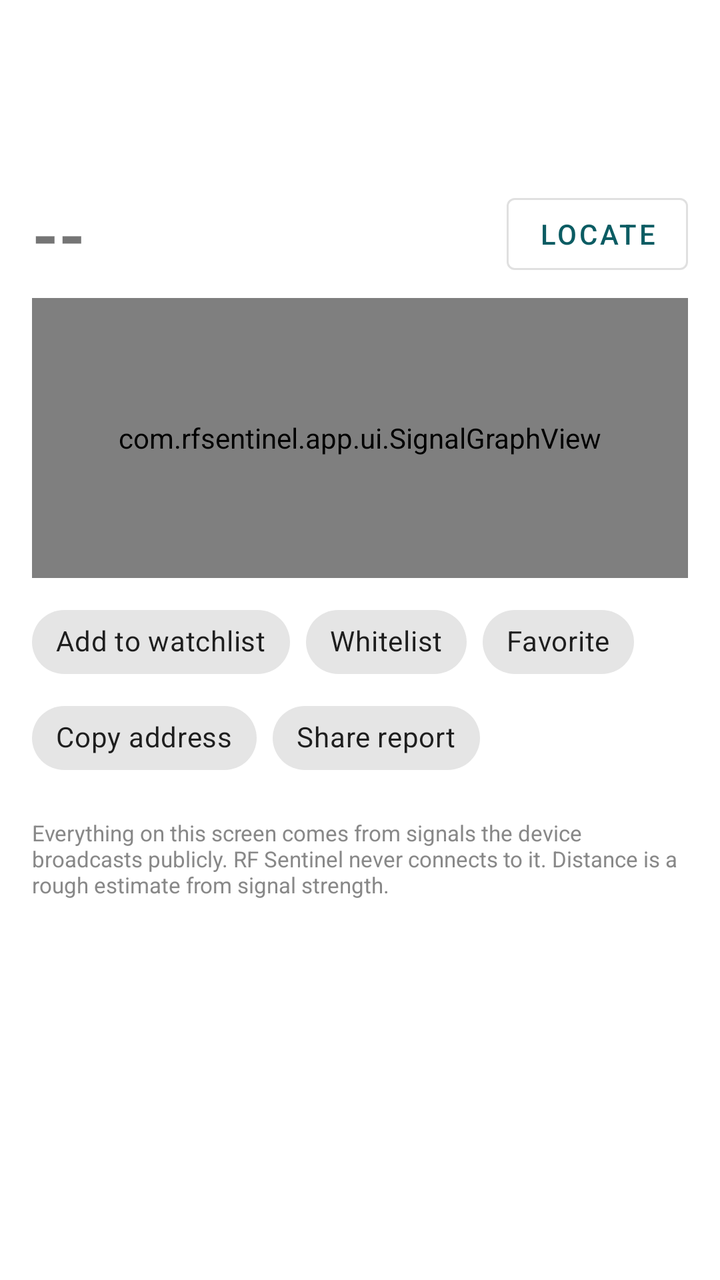
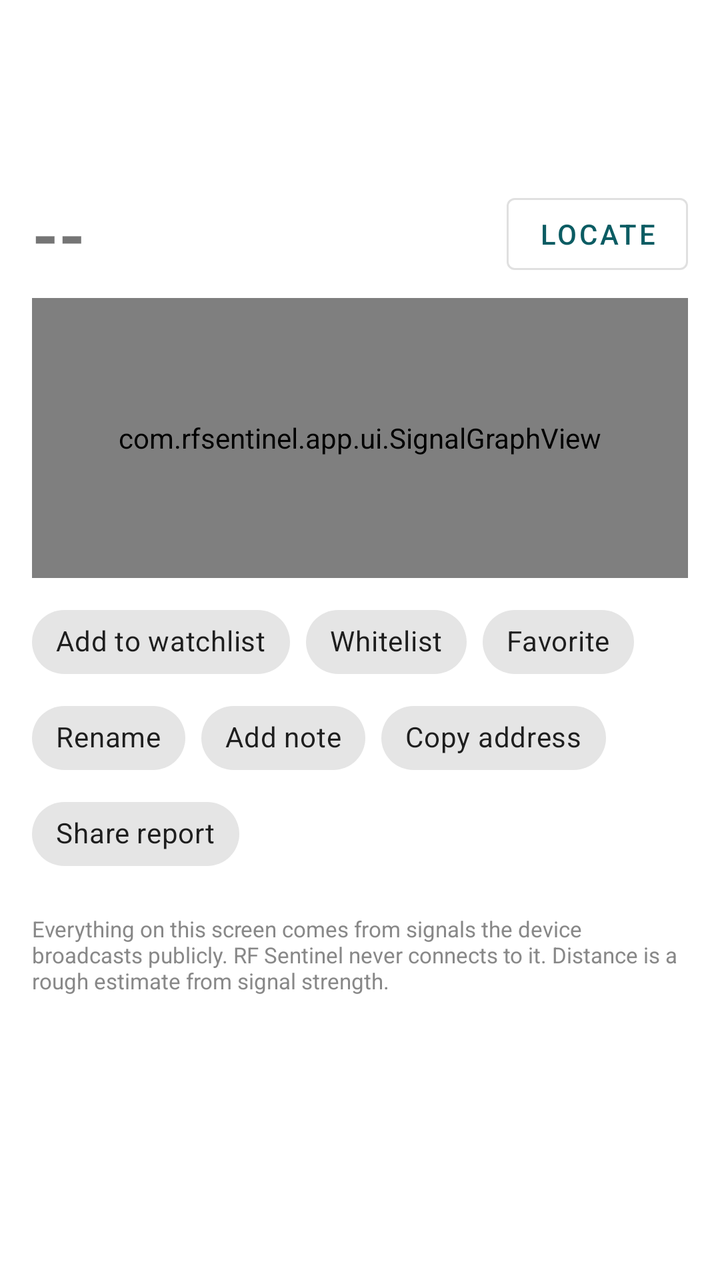

Two renders of the same Android screen: before a commit and after it. Below are the layout's source before the change and the commit's diff.
<!-- AndroidManifest.xml: application theme Theme.RFSentinel -->
<!-- res/layout/activity_device_detail.xml -->
<?xml version="1.0" encoding="utf-8"?>
<ScrollView xmlns:android="http://schemas.android.com/apk/res/android"
    android:id="@+id/scroll"
    android:layout_width="match_parent"
    android:layout_height="match_parent">

    <LinearLayout
        android:layout_width="match_parent"
        android:layout_height="wrap_content"
        android:orientation="vertical"
        android:padding="16dp">

        <TextView
            android:id="@+id/tagText"
            android:layout_width="wrap_content"
            android:layout_height="wrap_content"
            android:layout_marginBottom="6dp"
            android:paddingStart="8dp"
            android:paddingTop="2dp"
            android:paddingEnd="8dp"
            android:paddingBottom="2dp"
            android:textColor="#FFFFFF"
            android:textSize="12sp"
            android:textStyle="bold"
            android:visibility="gone" />

        <TextView
            android:id="@+id/titleText"
            android:layout_width="match_parent"
            android:layout_height="wrap_content"
            android:textIsSelectable="true"
            android:textSize="20sp"
            android:textStyle="bold" />

        <TextView
            android:id="@+id/subtitleText"
            android:layout_width="match_parent"
            android:layout_height="wrap_content"
            android:fontFamily="monospace"
            android:textIsSelectable="true"
            android:textSize="13sp" />

        <TextView
            android:id="@+id/presenceText"
            android:layout_width="match_parent"
            android:layout_height="wrap_content"
            android:layout_marginTop="4dp"
            android:textColor="#888888"
            android:textSize="12sp" />

        
        <LinearLayout
            android:id="@+id/visualTop"
            android:layout_width="match_parent"
            android:layout_height="wrap_content"
            android:layout_marginTop="12dp"
            android:gravity="center_vertical"
            android:orientation="horizontal"
            android:visibility="gone">

            <com.rfsentinel.app.ui.SignalGaugeView
                android:id="@+id/gauge"
                android:layout_width="0dp"
                android:layout_height="wrap_content"
                android:layout_weight="1.6" />

            <com.rfsentinel.app.ui.ConfidenceRingView
                android:id="@+id/ring"
                android:layout_width="0dp"
                android:layout_height="wrap_content"
                android:layout_marginStart="8dp"
                android:layout_weight="1" />
        </LinearLayout>

        
        <LinearLayout
            android:layout_width="match_parent"
            android:layout_height="wrap_content"
            android:layout_marginTop="12dp"
            android:gravity="center_vertical"
            android:orientation="horizontal">

            <TextView
                android:id="@+id/rssiText"
                android:layout_width="wrap_content"
                android:layout_height="wrap_content"
                android:text="--"
                android:textSize="34sp"
                android:textStyle="bold" />

            <TextView
                android:id="@+id/rssiDetail"
                android:layout_width="0dp"
                android:layout_height="wrap_content"
                android:layout_marginStart="12dp"
                android:layout_weight="1"
                android:textSize="13sp" />

            <com.google.android.material.button.MaterialButton
                android:id="@+id/locateButton"
                style="@style/Widget.MaterialComponents.Button.OutlinedButton"
                android:layout_width="wrap_content"
                android:layout_height="wrap_content"
                android:text="Locate" />
        </LinearLayout>

        <com.rfsentinel.app.ui.SignalGraphView
            android:id="@+id/graph"
            android:layout_width="match_parent"
            android:layout_height="140dp"
            android:layout_marginTop="8dp" />

        
        <com.google.android.material.chip.ChipGroup
            android:id="@+id/actions"
            android:layout_width="match_parent"
            android:layout_height="wrap_content"
            android:layout_marginTop="8dp">

            <com.google.android.material.chip.Chip
                android:id="@+id/actionWatchlist"
                android:layout_width="wrap_content"
                android:layout_height="wrap_content"
                android:text="Add to watchlist" />

            <com.google.android.material.chip.Chip
                android:id="@+id/actionWhitelist"
                android:layout_width="wrap_content"
                android:layout_height="wrap_content"
                android:text="Whitelist" />

            <com.google.android.material.chip.Chip
                android:id="@+id/actionFavorite"
                android:layout_width="wrap_content"
                android:layout_height="wrap_content"
                android:text="Favorite" />

            <com.google.android.material.chip.Chip
                android:id="@+id/actionCopy"
                android:layout_width="wrap_content"
                android:layout_height="wrap_content"
                android:text="Copy address" />

            <com.google.android.material.chip.Chip
                android:id="@+id/actionShare"
                android:layout_width="wrap_content"
                android:layout_height="wrap_content"
                android:text="Share report" />
        </com.google.android.material.chip.ChipGroup>

        
        <LinearLayout
            android:id="@+id/sections"
            android:layout_width="match_parent"
            android:layout_height="wrap_content"
            android:orientation="vertical" />

        <TextView
            android:layout_width="match_parent"
            android:layout_height="wrap_content"
            android:layout_marginTop="16dp"
            android:text="Everything on this screen comes from signals the device broadcasts publicly. RF Sentinel never connects to it. Distance is a rough estimate from signal strength."
            android:textColor="#888888"
            android:textSize="11sp" />
    </LinearLayout>
</ScrollView>
<!-- resources referenced by this layout -->
<resources>
  <style name="Theme.RFSentinel" parent="Theme.MaterialComponents.DayNight.DarkActionBar">
          <item name="colorPrimary">@color/brand_primary</item>
          <item name="colorPrimaryVariant">@color/brand_primary_dark</item>
          <item name="colorOnPrimary">@android:color/white</item>
          <item name="colorSecondary">@color/brand_accent</item>
          <item name="colorOnSecondary">@android:color/white</item>
          <item name="rfScopeColor">@color/scope</item>
          <item name="rfScopeTextColor">@color/scope_text</item>
          <item name="rfTraceColor">@color/trace</item>
          <item name="rfAccent">@color/brand_highlight</item>
          <item name="rfOnAccent">@color/brand_on_highlight</item>
      </style>
  <color name="brand_primary">#0B5C63</color>
  <color name="brand_primary_dark">#073F44</color>
  <color name="brand_accent">#E0622D</color>
  <color name="scope">#0B5C63</color>
  <color name="scope_text">#AA0B5C63</color>
  <color name="trace">#E0622D</color>
  <color name="brand_highlight">#0B5C63</color>
  <color name="brand_on_highlight">#FFFFFF</color>
</resources>

<!-- the commit's change to res/layout/activity_device_detail.xml (unified diff, before → after) -->
@@ -47,6 +47,18 @@
             android:layout_marginTop="4dp"
             android:textColor="#888888"
             android:textSize="12sp" />
+
+        
+        <TextView
+            android:id="@+id/noteText"
+            android:layout_width="match_parent"
+            android:layout_height="wrap_content"
+            android:layout_marginTop="6dp"
+            android:background="?attr/selectableItemBackground"
+            android:paddingTop="4dp"
+            android:paddingBottom="4dp"
+            android:textSize="14sp"
+            android:visibility="gone" />
 
         
         <LinearLayout
@@ -136,6 +148,18 @@
                 android:text="Favorite" />
 
             <com.google.android.material.chip.Chip
+                android:id="@+id/actionRename"
+                android:layout_width="wrap_content"
+                android:layout_height="wrap_content"
+                android:text="Rename" />
+
+            <com.google.android.material.chip.Chip
+                android:id="@+id/actionNote"
+                android:layout_width="wrap_content"
+                android:layout_height="wrap_content"
+                android:text="Add note" />
+
+            <com.google.android.material.chip.Chip
                 android:id="@+id/actionCopy"
                 android:layout_width="wrap_content"
                 android:layout_height="wrap_content"
